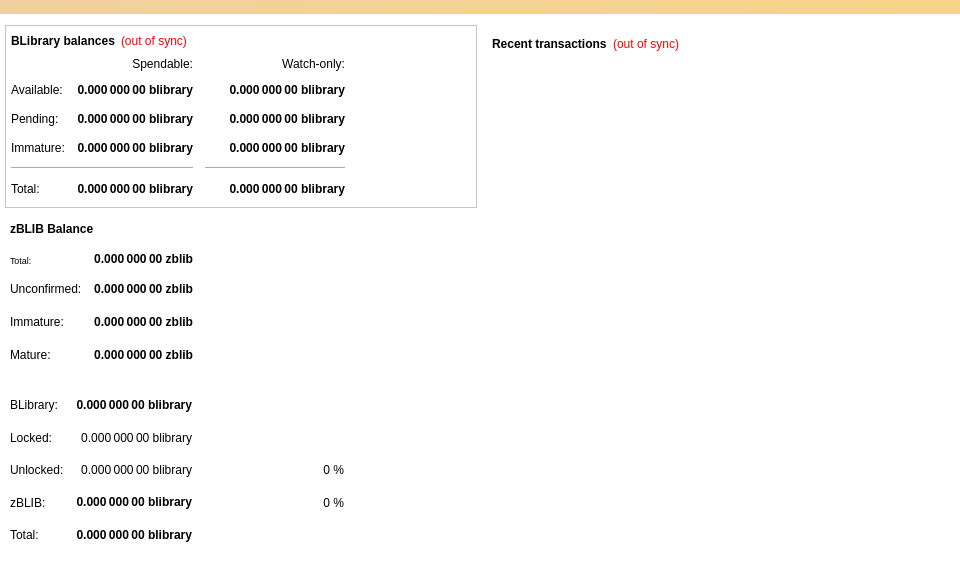
Qt form src/qt/forms/overviewpage.ui (blockchain-library/BLibraryCore) before a commit.
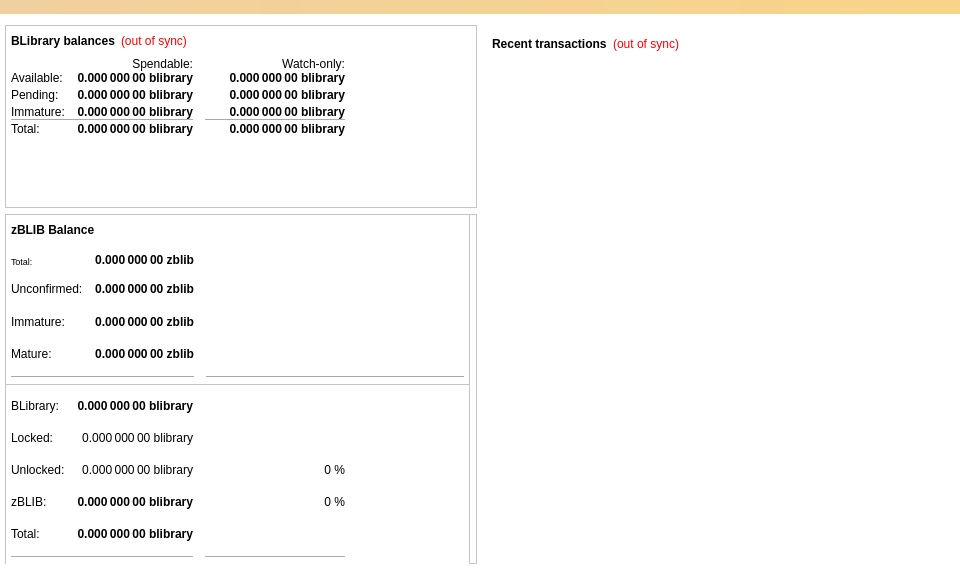
The same form after that commit.

The edit to the form file:
```diff
--- a/src/qt/forms/overviewpage.ui
+++ b/src/qt/forms/overviewpage.ui
@@ -139,9 +139,12 @@
           </item>
           <item>
            <layout class="QGridLayout" name="gridLayout">
-            <property name="spacing">
+            <property name="horizontalSpacing">
              <number>12</number>
             </property>
+            <property name="verticalSpacing">
+             <number>0</number>
+            </property>
             <item row="1" column="2">
              <widget class="QLabel" name="labelWatchAvailable">
               <property name="font">
@@ -461,10 +464,6 @@
          <property name="layoutDirection">
           <enum>Qt::LeftToRight</enum>
          </property>
-         <property name="styleSheet">
-          <string notr="true">background-color: #fff;
-border-radius: 5px;</string>
-         </property>
          <property name="frameShape">
           <enum>QFrame::StyledPanel</enum>
          </property>
@@ -933,10 +932,6 @@
             <height>201</height>
            </rect>
           </property>
-          <property name="styleSheet">
-           <string notr="true">border-radius: 5px;
-background-color: #fff;</string>
-          </property>
           <property name="frameShape">
            <enum>QFrame::StyledPanel</enum>
           </property>
@@ -1218,10 +1213,6 @@
             <height>171</height>
            </rect>
           </property>
-          <property name="styleSheet">
-           <string notr="true">border-radius: 5px;
-background-color: #fff;</string>
-          </property>
           <property name="frameShape">
            <enum>QFrame::StyledPanel</enum>
           </property>
```
